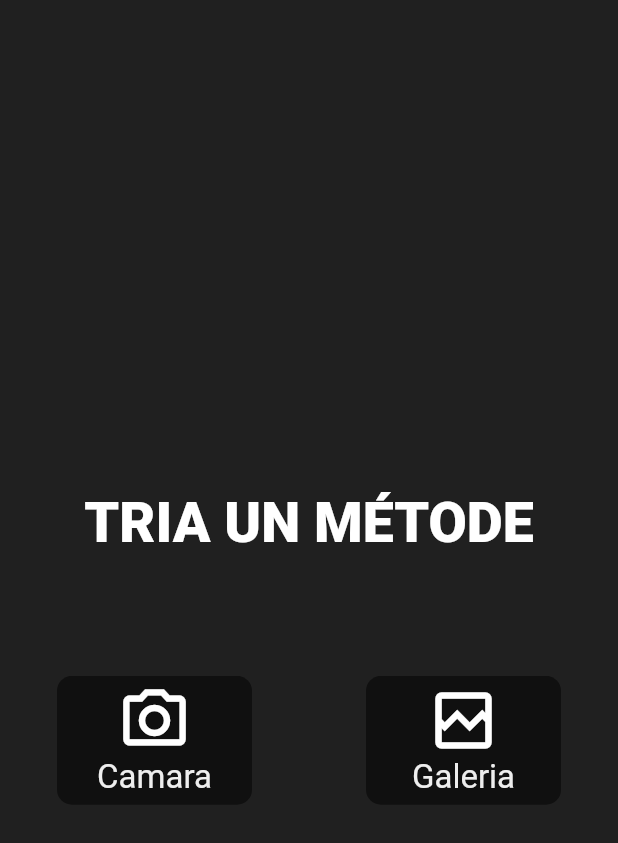
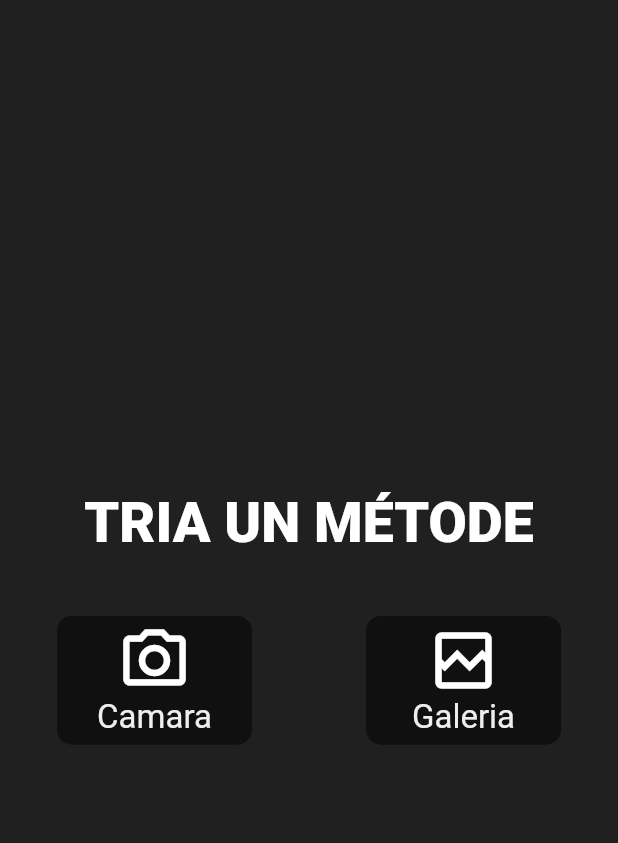
Before and after one commit to erikbg7/Boletify, a Flutter app: the IdentifyMethods widget shown alone on an empty page, opened directly, on a phone screen of 412 x 824 dp. Shown: the top 843 px of the screen. Run offline on Flutter 3.47's test engine with Material 2 defaults, Android fonts, the phone set to English and light mode, and no system bars; our stand-ins replace bloc, cloud_firestore, equatable, firebase_core, flutter_bloc, image_picker; missing offline and left inert: tflite; accounts and stored records are empty.

Commit message:
Changes in identify screen :lipstick:

```diff
--- a/lib/screens/identify/components/identify_methods.dart
+++ b/lib/screens/identify/components/identify_methods.dart
@@ -13,11 +13,9 @@ class IdentifyMethods extends StatelessWidget {
     return Column(
       mainAxisAlignment: MainAxisAlignment.center,
       children: [
-        SizedBox(height: 80),
         IdentifyTitle(text: "TRIA UN MÉTODE"),
-        SizedBox(height: 80),
+        SizedBox(height: 40),
         Container(
-          padding: EdgeInsets.only(bottom: 40),
           child: Row(
             mainAxisAlignment: MainAxisAlignment.spaceAround,
             children: [
--- a/lib/screens/identify/identify_screen.dart
+++ b/lib/screens/identify/identify_screen.dart
@@ -43,7 +43,7 @@ class _IdentifyScreenState extends State<IdentifyScreen> {
           fit: BoxFit.cover,
         ),
       ),
-      padding: EdgeInsets.symmetric(vertical: 60, horizontal: 20),
+      padding: EdgeInsets.symmetric(vertical: 0, horizontal: 20),
       child: BlocProvider(
         create: (BuildContext context) => MushroomsBloc(),
         child: IdentifyView(),
```
Also changed, not shown: lib/screens/identify/components/identify_button.dart (+0 -31 lines), lib/screens/identify/components/identify_confidence.dart (deleted, +0 -15 lines), lib/screens/identify/components/identify_results.dart (+2 -5 lines), lib/screens/identify/components/identify_title.dart (+0 -30 lines).
